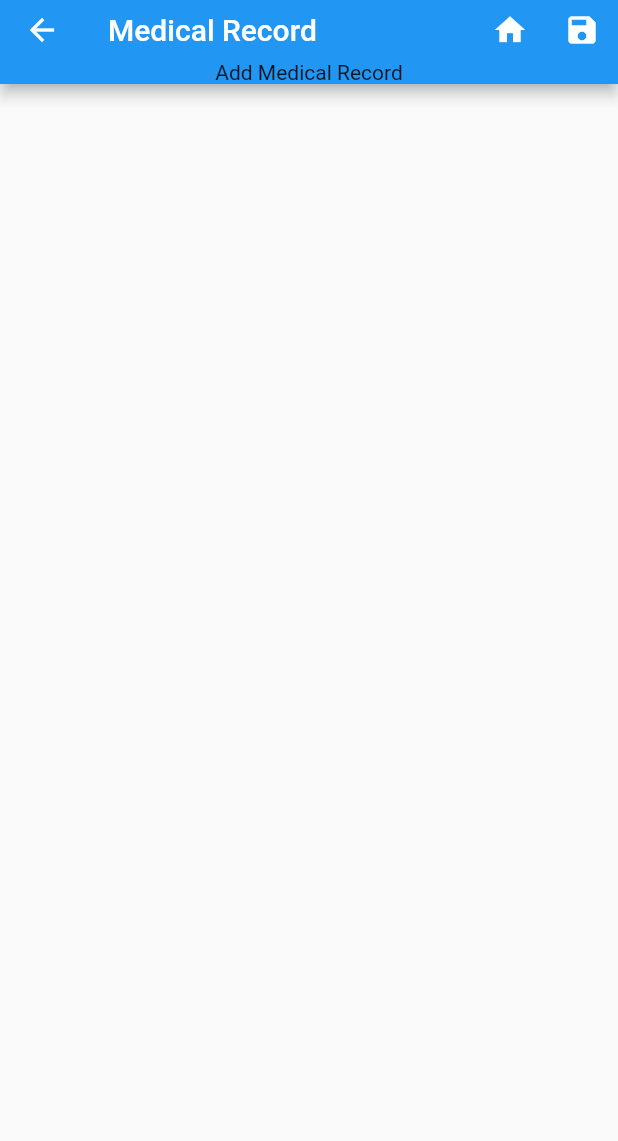
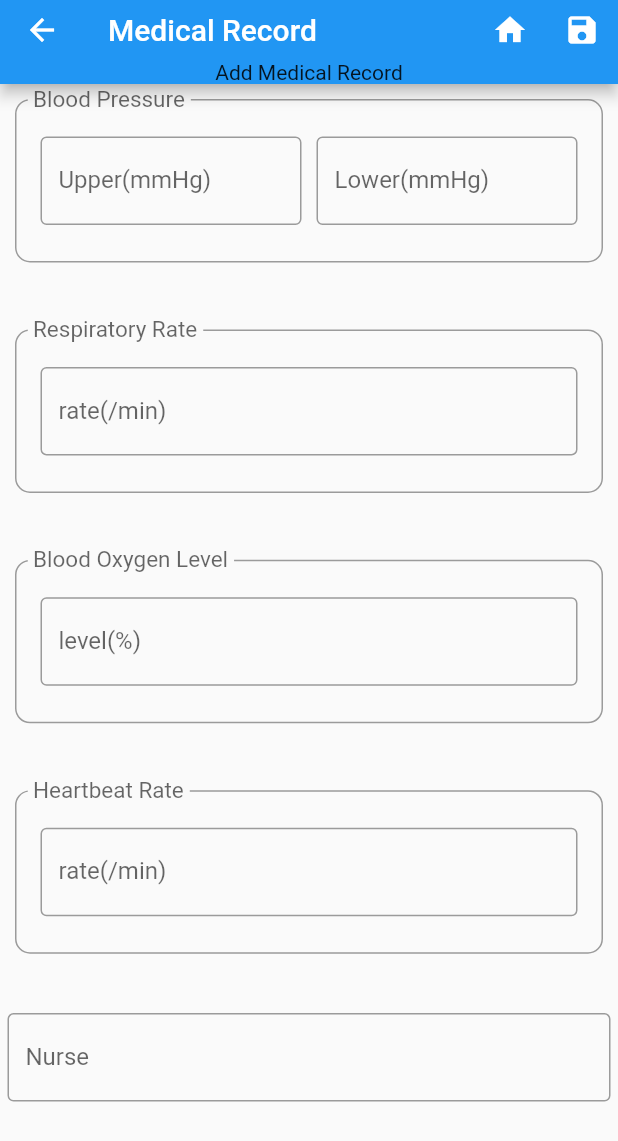
Before and after one commit to charrrleee/mapd722_gp1_project, a Flutter app: the AddPatientRecordView screen opened by its route, on a phone screen of 412 x 824 dp. Shown: the top 1141 px of the screen. Run offline on Flutter 3.47's test engine with Material 2 defaults, Android fonts, the phone set to English and light mode, and no system bars; our stand-ins replace rxdart.

Commit message:
implement on add patient record

```diff
--- a/lib/view/screen/add_patient_record_view.dart
+++ b/lib/view/screen/add_patient_record_view.dart
@@ -1,9 +1,11 @@
 import 'package:flutter/material.dart';
+import 'package:mapd722_gp1_project/view/widget/text.dart';
 
 import '../../framework.dart';
 import '../../routes.dart';
 import '../../view_model/screen/add_patient_record_view_model.dart';
 import '../widget/appBar.dart';
+import '../widget/textfield.dart';
 
 class AddPatientRecordView extends StatefulWidget {
   const AddPatientRecordView({Key? key, required this.title}) : super(key: key);
@@ -42,7 +44,60 @@ class AddPatientRecordViewState
         ],
       ),
       body: Column(children: [
-        // todo forms
+        textFieldStyleWidget(
+          "Blood Pressure",
+          Row(
+            children: [
+              customTextField(
+                "Upper(mmHg)",
+                "",
+                (String? text) {},
+              ),
+              customTextField(
+                "Lower(mmHg)",
+                "",
+                (String? text) {},
+              )
+            ],
+          ),
+        ),
+        textFieldStyleWidget(
+          "Respiratory Rate",
+          Row(
+            children: [
+              customTextField(
+                "rate(/min)",
+                "",
+                (String? text) {},
+              ),
+            ],
+          ),
+        ),
+        textFieldStyleWidget(
+          "Blood Oxygen Level",
+          Row(
+            children: [
+              customTextField(
+                "level(%)",
+                "",
+                (String? text) {},
+              ),
+            ],
+          ),
+        ),
+        textFieldStyleWidget(
+          "Heartbeat Rate",
+          Row(
+            children: [
+              customTextField(
+                "rate(/min)",
+                "",
+                (String? text) {},
+              ),
+            ],
+          ),
+        ),
+        customTextField("Nurse", "", (String? text) {})
       ]),
     );
   }
--- a/lib/view/widget/text.dart
+++ b/lib/view/widget/text.dart
@@ -1,18 +1,19 @@
 import 'package:flutter/cupertino.dart';
 import 'package:flutter/material.dart';
 
-Widget textFieldStyleText(String label, String content) {
+Widget textFieldStyleWidget(String label, Widget widget) {
   return Expanded(
     child: Container(
       margin: const EdgeInsets.all(10),
       child: InputDecorator(
         decoration: InputDecoration(
+          labelStyle: const TextStyle(fontSize: 20),
           labelText: label,
           border: OutlineInputBorder(
             borderRadius: BorderRadius.circular(10.0),
           ),
         ),
-        child: Text(content),
+        child: widget,
       ),
     ),
   );
--- a/lib/view_model/screen/add_patient_record_view_model.dart
+++ b/lib/view_model/screen/add_patient_record_view_model.dart
@@ -1,3 +1,6 @@
+import 'package:mapd722_gp1_project/model/patient.dart';
+import 'package:provider/provider.dart';
+
 import '../../framework.dart';
 
 class AddPatientRecordViewModel extends BaseViewModel {
```
Also changed, not shown: lib/view/screen/login_view.dart (+6 -3 lines), lib/view/screen/view_patient_view.dart (+18 -9 lines).
